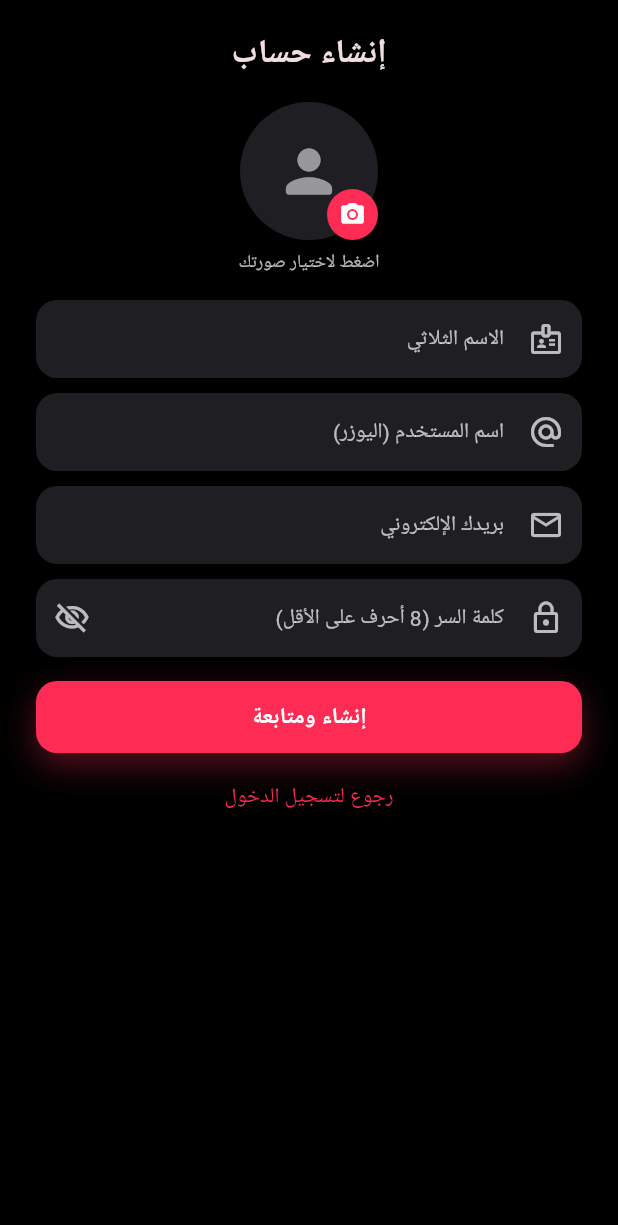
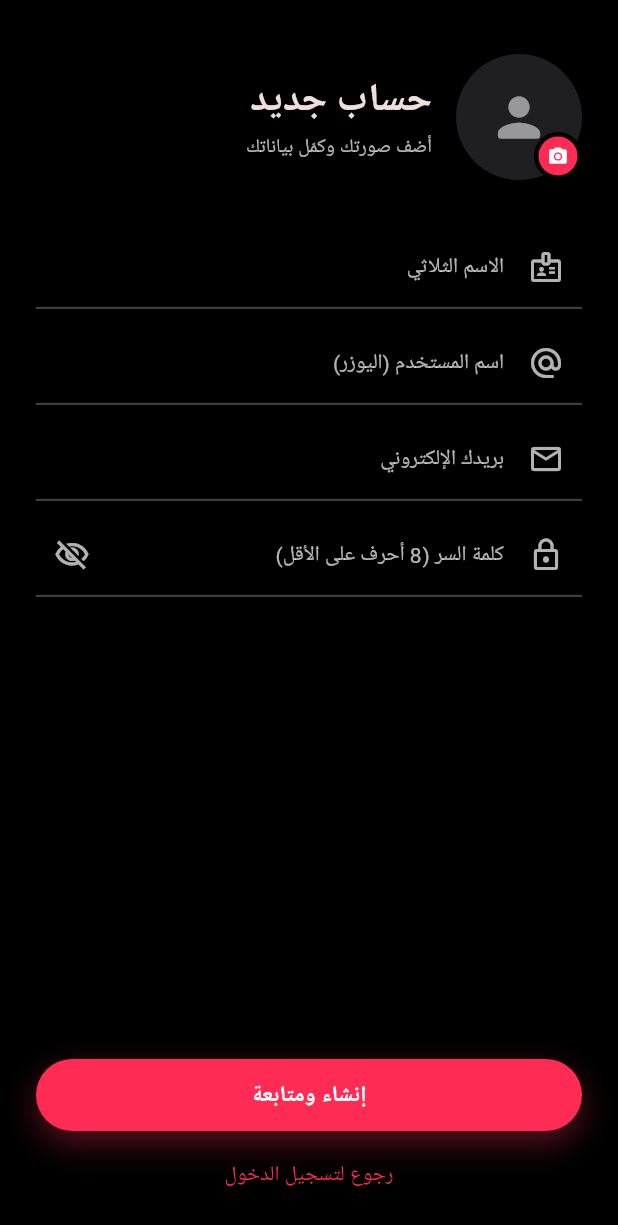
Before and after one commit to karrarkoqw4v-ux/-, a Flutter app: the RegisterScreen screen opened directly, on a phone screen of 412 x 824 dp. Shown: the top 1225 px of the screen. Run offline on Flutter 3.47's test engine with Material 3 defaults, Android fonts, the phone set to English and light mode, and no system bars; our stand-ins replace image_cropper, image_picker, shared_preferences, video_player; accounts and stored records are empty.

Commit message:
Apply minimal underline design to register screen
Co-Authored-By: Claude Sonnet 5.5 <noreply@anthropic.com>
Claude-Session: https://claude.ai/code/session_01N6c9u912eeEXPPBNT32Pm8

```diff
--- a/app/lib/register_screen.dart
+++ b/app/lib/register_screen.dart
@@ -88,77 +88,131 @@ class _RegisterScreenState extends State<RegisterScreen> {
   @override
   void dispose() { _debounce?.cancel(); super.dispose(); }
 
+  // حقول بخط سفلي فقط (تصميم 5)
+  InputDecoration _dec(String hint, IconData icon, {Widget? suffix, String? error, String? helper, bool ok = false}) {
+    UnderlineInputBorder line(Color c, [double w = 1.5]) => UnderlineInputBorder(borderSide: BorderSide(color: c, width: w));
+    final base = ok ? Colors.greenAccent : Colors.white24;
+    return InputDecoration(
+      hintText: hint,
+      filled: false,
+      prefixIcon: Icon(icon),
+      suffixIcon: suffix,
+      errorText: error,
+      helperText: helper,
+      helperStyle: const TextStyle(color: Colors.greenAccent),
+      contentPadding: const EdgeInsets.symmetric(vertical: 16),
+      border: line(base),
+      enabledBorder: line(base),
+      focusedBorder: line(ok ? Colors.greenAccent : brand, 2),
+      errorBorder: line(const Color(0xFFFFB84D)),
+      focusedErrorBorder: line(const Color(0xFFFFB84D), 2),
+    );
+  }
+
   @override
   Widget build(BuildContext context) => Scaffold(
         body: SafeArea(
-          child: SingleChildScrollView(
-            padding: const EdgeInsets.fromLTRB(24, 20, 24, 24),
+          child: LayoutBuilder(
+            builder: (context, box) => SingleChildScrollView(
+              padding: const EdgeInsets.fromLTRB(24, 36, 24, 16),
+              child: ConstrainedBox(
+                constraints: BoxConstraints(minHeight: box.maxHeight - 52),
+                child: IntrinsicHeight(
                   child: Form(
                     key: _form,
-              child: Column(children: [
-                const Text('إنشاء حساب', style: TextStyle(fontSize: 22, fontWeight: FontWeight.w800)),
-                const SizedBox(height: 16),
+                    child: Column(crossAxisAlignment: CrossAxisAlignment.stretch, children: [
+                      // الرأس: الصورة + العنوان
+                      Row(children: [
                         GestureDetector(
                           onTap: _pickAvatar,
                           child: Stack(children: [
-                    CircleAvatar(radius: 46, backgroundColor: fieldFill, backgroundImage: _avatar != null ? FileImage(_avatar!) : null,
-                        child: _avatar == null ? const Icon(Icons.person_rounded, size: 46, color: Colors.white54) : null),
-                    Positioned(bottom: 0, right: 0, child: Container(padding: const EdgeInsets.all(8), decoration: const BoxDecoration(color: brand, shape: BoxShape.circle), child: const Icon(Icons.camera_alt_rounded, size: 18, color: Colors.white))),
+                            CircleAvatar(
+                              radius: 42,
+                              backgroundColor: fieldFill,
+                              backgroundImage: _avatar != null ? FileImage(_avatar!) : null,
+                              child: _avatar == null ? const Icon(Icons.person_rounded, size: 42, color: Colors.white54) : null,
+                            ),
+                            Positioned(
+                              bottom: 0,
+                              right: 0,
+                              child: Container(
+                                padding: const EdgeInsets.all(6),
+                                decoration: BoxDecoration(color: brand, shape: BoxShape.circle, border: Border.all(color: Colors.black, width: 3)),
+                                child: const Icon(Icons.camera_alt_rounded, size: 14, color: Colors.white),
+                              ),
+                            ),
                           ]),
                         ),
-                const SizedBox(height: 6),
-                const Text('اضغط لاختيار صورتك', style: TextStyle(color: Colors.white70, fontSize: 12)),
-                const SizedBox(height: 16),
+                        const SizedBox(width: 16),
+                        const Expanded(
+                          child: Column(crossAxisAlignment: CrossAxisAlignment.start, children: [
+                            Text('حساب جديد', style: TextStyle(fontSize: 26, fontWeight: FontWeight.w800)),
+                            SizedBox(height: 4),
+                            Text('أضف صورتك وكمّل بياناتك', style: TextStyle(fontSize: 13, color: Colors.white70)),
+                          ]),
+                        ),
+                      ]),
+                      const SizedBox(height: 30),
                       TextFormField(
                         controller: _name,
-                  decoration: const InputDecoration(hintText: 'الاسم الثلاثي', prefixIcon: Icon(Icons.badge_outlined)),
+                        textInputAction: TextInputAction.next,
+                        decoration: _dec('الاسم الثلاثي', Icons.badge_outlined),
                         validator: (v) => (v ?? '').trim().split(RegExp(r'\s+')).where((w) => w.isNotEmpty).length >= 3 ? null : 'الاسم لازم يكون ثلاثي أو أكثر',
                       ),
-                const SizedBox(height: 10),
+                      const SizedBox(height: 8),
                       TextFormField(
                         controller: _user,
                         textDirection: TextDirection.ltr,
+                        textInputAction: TextInputAction.next,
                         onChanged: _onUserChanged,
-                  decoration: InputDecoration(
-                    hintText: 'اسم المستخدم (اليوزر)',
-                    prefixIcon: const Icon(Icons.alternate_email),
-                    errorText: _userError,
-                    helperText: _userOk ? 'اسم المستخدم متاح ✓' : null,
-                    helperStyle: const TextStyle(color: Colors.greenAccent),
-                    suffixIcon: _checking
+                        decoration: _dec(
+                          'اسم المستخدم (اليوزر)',
+                          Icons.alternate_email,
+                          error: _userError,
+                          helper: _userOk ? 'اسم المستخدم متاح ✓' : null,
+                          ok: _userOk,
+                          suffix: _checking
                               ? const Padding(padding: EdgeInsets.all(14), child: SizedBox(width: 18, height: 18, child: CircularProgressIndicator(strokeWidth: 2)))
-                        : _userOk ? const Icon(Icons.check_circle, color: Colors.greenAccent) : (_userError != null ? const Icon(Icons.cancel, color: Color(0xFFFFB84D)) : null),
+                              : _userOk
+                                  ? const Icon(Icons.check_circle, color: Colors.greenAccent)
+                                  : (_userError != null ? const Icon(Icons.cancel, color: Color(0xFFFFB84D)) : null),
                         ),
                         validator: (v) => (v ?? '').trim().isEmpty ? 'اكتب اسم المستخدم' : null,
                       ),
-                const SizedBox(height: 10),
+                      const SizedBox(height: 8),
                       TextFormField(
                         controller: _email,
                         keyboardType: TextInputType.emailAddress,
                         textDirection: TextDirection.ltr,
-                  decoration: const InputDecoration(hintText: 'بريدك الإلكتروني', prefixIcon: Icon(Icons.mail_outline)),
+                        textInputAction: TextInputAction.next,
+                        decoration: _dec('بريدك الإلكتروني', Icons.mail_outline),
                         validator: (v) => _emailRe.hasMatch(v?.trim() ?? '') ? null : 'اكتب بريد إلكتروني صحيح',
                       ),
-                const SizedBox(height: 10),
+                      const SizedBox(height: 8),
                       TextFormField(
                         controller: _pass,
                         obscureText: _hide,
                         textDirection: TextDirection.ltr,
-                  decoration: InputDecoration(
-                    hintText: 'كلمة السر (8 أحرف على الأقل)',
-                    prefixIcon: const Icon(Icons.lock_outline),
-                    suffixIcon: IconButton(icon: Icon(_hide ? Icons.visibility_off_outlined : Icons.visibility_outlined), onPressed: () => setState(() => _hide = !_hide)),
+                        decoration: _dec(
+                          'كلمة السر (8 أحرف على الأقل)',
+                          Icons.lock_outline,
+                          suffix: IconButton(icon: Icon(_hide ? Icons.visibility_off_outlined : Icons.visibility_outlined), onPressed: () => setState(() => _hide = !_hide)),
                         ),
                         validator: (v) => (v ?? '').length >= 8 ? null : 'كلمة السر 8 أحرف على الأقل',
                       ),
-                const SizedBox(height: 16),
-                if (_serverError != null) Padding(padding: const EdgeInsets.only(bottom: 10), child: Text(_serverError!, style: const TextStyle(color: Color(0xFFFFB84D)))),
-                GradientButton(text: 'إنشاء ومتابعة', loading: _loading, onPressed: _submit),
+                      const Spacer(),
+                      const SizedBox(height: 20),
+                      if (_serverError != null)
+                        Padding(padding: const EdgeInsets.only(bottom: 10), child: Text(_serverError!, textAlign: TextAlign.center, style: const TextStyle(color: Color(0xFFFFB84D)))),
+                      GradientButton(text: 'إنشاء ومتابعة', loading: _loading, onPressed: _submit, pill: true),
                       const SizedBox(height: 6),
                       TextButton(onPressed: () => Navigator.pop(context), child: const Text('رجوع لتسجيل الدخول', style: TextStyle(fontSize: 14, color: brand))),
                     ]),
                   ),
                 ),
               ),
+            ),
+          ),
+        ),
       );
 }
--- a/app/lib/theme.dart
+++ b/app/lib/theme.dart
@@ -31,7 +31,8 @@ class GradientButton extends StatelessWidget {
   final String text;
   final VoidCallback? onPressed;
   final bool loading;
-  const GradientButton({super.key, required this.text, this.onPressed, this.loading = false});
+  final bool pill; // زر دائري بالكامل
+  const GradientButton({super.key, required this.text, this.onPressed, this.loading = false, this.pill = false});
   @override
   Widget build(BuildContext context) => SizedBox(
         width: double.infinity,
@@ -39,7 +40,7 @@ class GradientButton extends StatelessWidget {
         child: DecoratedBox(
           decoration: BoxDecoration(
             gradient: const LinearGradient(colors: [brand, brand]),
-            borderRadius: BorderRadius.circular(14),
+            borderRadius: BorderRadius.circular(pill ? 30 : 14),
             boxShadow: [BoxShadow(color: brand.withOpacity(.35), blurRadius: 18, offset: const Offset(0, 8))],
           ),
           child: ElevatedButton(
@@ -47,7 +48,7 @@ class GradientButton extends StatelessWidget {
             style: ElevatedButton.styleFrom(
               backgroundColor: Colors.transparent,
               shadowColor: Colors.transparent,
-              shape: RoundedRectangleBorder(borderRadius: BorderRadius.circular(14)),
+              shape: RoundedRectangleBorder(borderRadius: BorderRadius.circular(pill ? 30 : 14)),
             ),
             child: loading
                 ? const SizedBox(width: 22, height: 22, child: CircularProgressIndicator(strokeWidth: 2.4, color: Colors.white))
```
Lines whose indentation alone changed are shown as unchanged.
